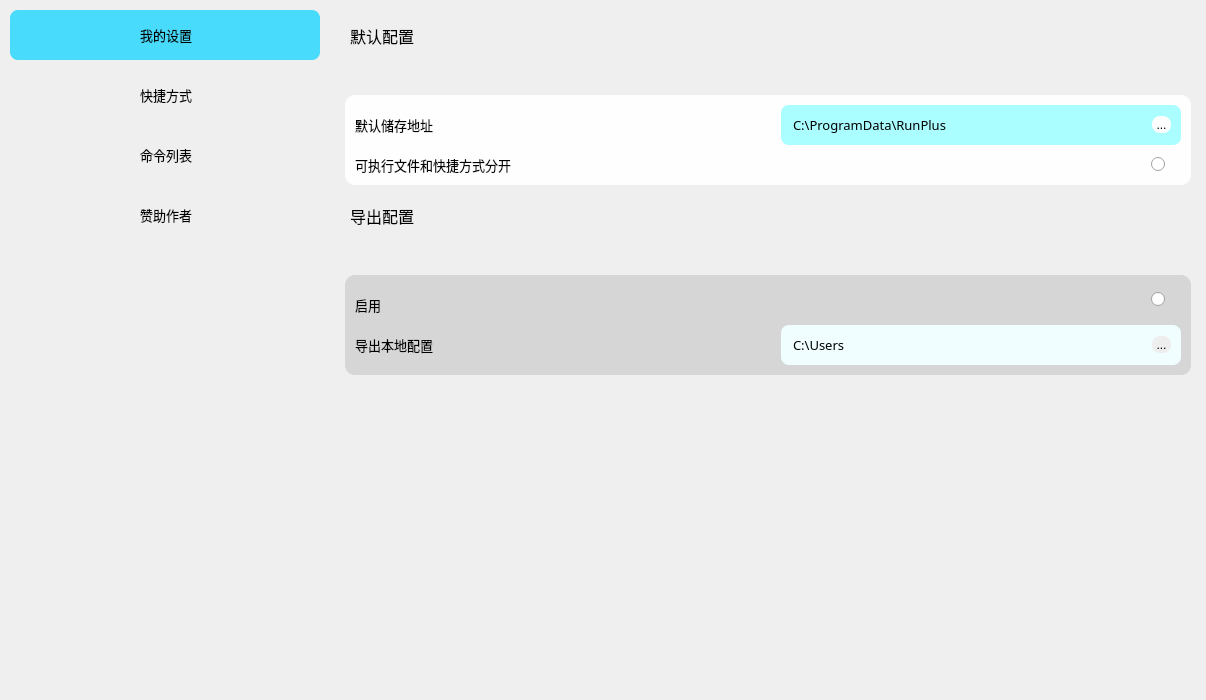
Above: RunPlusProject/MainWidgets.ui from yuallart/RunPlusProject before the change. Below: the same form after it.
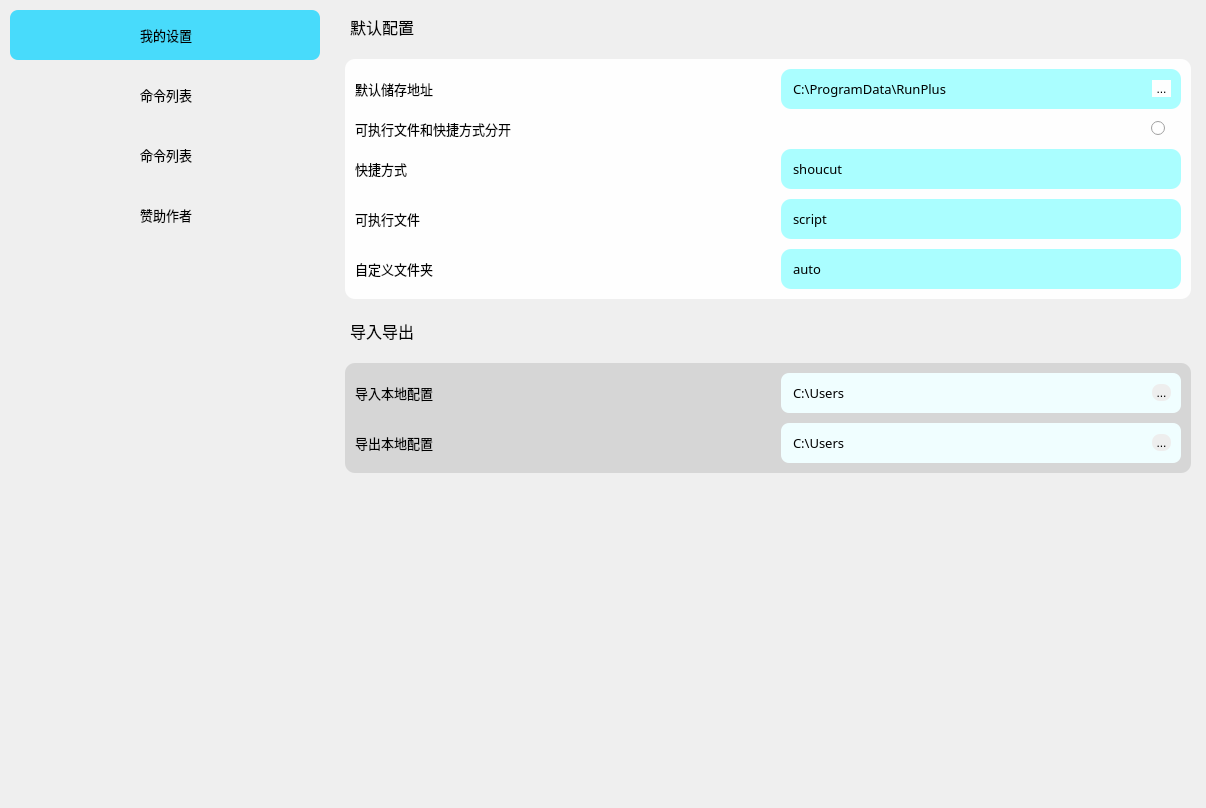
That is the form after the change. The open tabs and pages were chosen to show the change. Icons and pictures are not drawn.

Commit message: ✨ feat(重构了大量的方法类): 修改了文件读取的模块

```diff
--- a/RunPlusProject/MainWidgets.ui
+++ b/RunPlusProject/MainWidgets.ui
@@ -7,7 +7,7 @@
     <x>0</x>
     <y>0</y>
     <width>1206</width>
-    <height>700</height>
+    <height>789</height>
    </rect>
   </property>
   <property name="sizePolicy">
@@ -441,7 +441,7 @@
 }</string>
              </property>
              <property name="text">
-              <string>快捷方式</string>
+              <string>命令列表</string>
              </property>
             </widget>
            </widget>
@@ -766,7 +766,7 @@
        <string notr="true"/>
       </property>
       <property name="currentIndex">
-       <number>1</number>
+       <number>0</number>
       </property>
       <widget class="QWidget" name="page">
        <property name="styleSheet">
@@ -779,7 +779,7 @@
          <number>10</number>
         </property>
         <property name="verticalSpacing">
-         <number>10</number>
+         <number>20</number>
         </property>
         <property name="leftMargin">
          <number>15</number>
@@ -831,19 +831,20 @@
 background-color:#fefefe;
 border-radius:10px;
 }
-QFrame#frame_5{
+#frame_5,#frame_11,#frame_12,#frame_13{
 padding-left:10px;
 padding-right:10px;
-border-radius:8px;
+border-radius:10px;
 background-color:rgb(170, 254, 255);
 }
-QLineEdit#lineEdit{
-border:none;
-background-color:rgb(170, 254, 255);
-}
-QToolButton#toolButton{
+#toolButton_1{
 background-color:#fefefe;
-border-radius:8px;
+border-radius:10px;
+}
+
+#lineEdit_1,#lineEdit_5,#lineEdit_6,#lineEdit_7{
+border:none;
+background-color:rgb(170, 254, 255);
 }</string>
           </property>
           <property name="frameShape">
@@ -868,6 +869,159 @@
            <property name="spacing">
             <number>10</number>
            </property>
+           <item row="1" column="0">
+            <widget class="QLabel" name="label_8">
+             <property name="font">
+              <font>
+               <family>Microsoft YaHei UI Light</family>
+               <pointsize>10</pointsize>
+              </font>
+             </property>
+             <property name="text">
+              <string>可执行文件和快捷方式分开</string>
+             </property>
+            </widget>
+           </item>
+           <item row="0" column="0">
+            <widget class="QLabel" name="label_5">
+             <property name="minimumSize">
+              <size>
+               <width>0</width>
+               <height>40</height>
+              </size>
+             </property>
+             <property name="font">
+              <font>
+               <family>Microsoft YaHei UI Light</family>
+               <pointsize>10</pointsize>
+               <weight>50</weight>
+               <italic>false</italic>
+               <bold>false</bold>
+              </font>
+             </property>
+             <property name="text">
+              <string>默认储存地址</string>
+             </property>
+            </widget>
+           </item>
+           <item row="1" column="1" alignment="Qt::AlignRight">
+            <widget class="QRadioButton" name="radioButton_1">
+             <property name="minimumSize">
+              <size>
+               <width>30</width>
+               <height>0</height>
+              </size>
+             </property>
+             <property name="font">
+              <font>
+               <pointsize>10</pointsize>
+              </font>
+             </property>
+             <property name="text">
+              <string/>
+             </property>
+             <property name="iconSize">
+              <size>
+               <width>24</width>
+               <height>24</height>
+              </size>
+             </property>
+             <property name="checked">
+              <bool>false</bool>
+             </property>
+             <property name="autoRepeat">
+              <bool>true</bool>
+             </property>
+             <property name="autoRepeatInterval">
+              <number>100</number>
+             </property>
+            </widget>
+           </item>
+           <item row="2" column="1">
+            <widget class="QFrame" name="frame_11">
+             <property name="minimumSize">
+              <size>
+               <width>0</width>
+               <height>40</height>
+              </size>
+             </property>
+             <property name="maximumSize">
+              <size>
+               <width>400</width>
+               <height>40</height>
+              </size>
+             </property>
+             <property name="frameShape">
+              <enum>QFrame::StyledPanel</enum>
+             </property>
+             <property name="frameShadow">
+              <enum>QFrame::Raised</enum>
+             </property>
+             <layout class="QHBoxLayout" name="horizontalLayout_9">
+              <property name="spacing">
+               <number>10</number>
+              </property>
+              <property name="leftMargin">
+               <number>0</number>
+              </property>
+              <property name="topMargin">
+               <number>0</number>
+              </property>
+              <property name="rightMargin">
+               <number>0</number>
+              </property>
+              <property name="bottomMargin">
+               <number>0</number>
+              </property>
+              <item>
+               <widget class="QLineEdit" name="lineEdit_5">
+                <property name="sizePolicy">
+                 <sizepolicy hsizetype="Expanding" vsizetype="Expanding">
+                  <horstretch>0</horstretch>
+                  <verstretch>0</verstretch>
+                 </sizepolicy>
+                </property>
+                <property name="minimumSize">
+                 <size>
+                  <width>0</width>
+                  <height>0</height>
+                 </size>
+                </property>
+                <property name="maximumSize">
+                 <size>
+                  <width>16777215</width>
+                  <height>16777215</height>
+                 </size>
+                </property>
+                <property name="font">
+                 <font>
+                  <family>Microsoft YaHei UI Light</family>
+                  <pointsize>10</pointsize>
+                  <weight>50</weight>
+                  <italic>false</italic>
+                  <bold>false</bold>
+                 </font>
+                </property>
+                <property name="layoutDirection">
+                 <enum>Qt::LeftToRight</enum>
+                </property>
+                <property name="autoFillBackground">
+                 <bool>false</bool>
+                </property>
+                <property name="styleSheet">
+                 <string notr="true"/>
+                </property>
+                <property name="text">
+                 <string>shoucut</string>
+                </property>
+                <property name="alignment">
+                 <set>Qt::AlignLeading|Qt::AlignLeft|Qt::AlignVCenter</set>
+                </property>
+               </widget>
+              </item>
+             </layout>
+            </widget>
+           </item>
            <item row="0" column="1">
             <widget class="QFrame" name="frame_5">
              <property name="minimumSize">
@@ -905,7 +1059,7 @@
                <number>0</number>
               </property>
               <item>
-               <widget class="QLineEdit" name="lineEdit">
+               <widget class="QLineEdit" name="lineEdit_1">
                 <property name="sizePolicy">
                  <sizepolicy hsizetype="Expanding" vsizetype="Preferred">
                   <horstretch>0</horstretch>
@@ -942,7 +1096,7 @@
                </widget>
               </item>
               <item>
-               <widget class="QToolButton" name="toolButton">
+               <widget class="QToolButton" name="toolButton_1">
                 <property name="styleSheet">
                  <string notr="true">QToolButton#toolButton{
 background-color:#fefefe;
@@ -961,54 +1115,109 @@
              </layout>
             </widget>
            </item>
-           <item row="1" column="0">
-            <widget class="QLabel" name="label_8">
-             <property name="font">
-              <font>
-               <family>Microsoft YaHei UI Light</family>
-               <pointsize>10</pointsize>
-              </font>
-             </property>
-             <property name="text">
-              <string>可执行文件和快捷方式分开</string>
-             </property>
-            </widget>
-           </item>
-           <item row="1" column="1" alignment="Qt::AlignRight">
-            <widget class="QRadioButton" name="radioButton">
+           <item row="3" column="1">
+            <widget class="QFrame" name="frame_12">
              <property name="minimumSize">
               <size>
-               <width>30</width>
-               <height>0</height>
+               <width>0</width>
+               <height>40</height>
               </size>
              </property>
+             <property name="maximumSize">
+              <size>
+               <width>400</width>
+               <height>40</height>
+              </size>
+             </property>
+             <property name="frameShape">
+              <enum>QFrame::StyledPanel</enum>
+             </property>
+             <property name="frameShadow">
+              <enum>QFrame::Raised</enum>
+             </property>
+             <layout class="QHBoxLayout" name="horizontalLayout_10">
+              <property name="spacing">
+               <number>10</number>
+              </property>
+              <property name="leftMargin">
+               <number>0</number>
+              </property>
+              <property name="topMargin">
+               <number>0</number>
+              </property>
+              <property name="rightMargin">
+               <number>0</number>
+              </property>
+              <property name="bottomMargin">
+               <number>0</number>
+              </property>
+              <item>
+               <widget class="QLineEdit" name="lineEdit_6">
+                <property name="sizePolicy">
+                 <sizepolicy hsizetype="Expanding" vsizetype="Expanding">
+                  <horstretch>0</horstretch>
+                  <verstretch>0</verstretch>
+                 </sizepolicy>
+                </property>
+                <property name="minimumSize">
+                 <size>
+                  <width>0</width>
+                  <height>0</height>
+                 </size>
+                </property>
+                <property name="maximumSize">
+                 <size>
+                  <width>16777215</width>
+                  <height>16777215</height>
+                 </size>
+                </property>
+                <property name="font">
+                 <font>
+                  <family>Microsoft YaHei UI Light</family>
+                  <pointsize>10</pointsize>
+                  <weight>50</weight>
+                  <italic>false</italic>
+                  <bold>false</bold>
+                 </font>
+                </property>
+                <property name="layoutDirection">
+                 <enum>Qt::LeftToRight</enum>
+                </property>
+                <property name="autoFillBackground">
+                 <bool>false</bool>
+                </property>
+                <property name="styleSheet">
+                 <string notr="true"/>
+                </property>
+                <property name="text">
+                 <string>script</string>
+                </property>
+                <property name="alignment">
+                 <set>Qt::AlignLeading|Qt::AlignLeft|Qt::AlignVCenter</set>
+                </property>
+               </widget>
+              </item>
+             </layout>
+            </widget>
+           </item>
+           <item row="2" column="0">
+            <widget class="QLabel" name="label_18">
              <property name="font">
               <font>
+               <family>Microsoft YaHei UI Light</family>
                <pointsize>10</pointsize>
               </font>
              </property>
+             <property name="toolTip">
+              <string>快捷方式的文件夹名称</string>
+             </property>
              <property name="text">
-              <string/>
-             </property>
-             <property name="iconSize">
-              <size>
-               <width>24</width>
-               <height>24</height>
-              </size>
-             </property>
-             <property name="checked">
-              <bool>false</bool>
-             </property>
-             <property name="autoRepeat">
-              <bool>true</bool>
-             </property>
-             <property name="autoRepeatInterval">
-              <number>100</number>
+              <string>快捷方式</string>
              </property>
             </widget>
            </item>
-           <item row="0" column="0">
-            <widget class="QLabel" name="label_5">
+           <item row="4" column="0">
+            <widget class="QLabel" name="label_20">
              <property name="minimumSize">
               <size>
                <width>0</width>
@@ -1025,10 +1234,111 @@
               </font>
              </property>
              <property name="text">
-              <string>默认储存地址</string>
+              <string>自定义文件夹</string>
              </property>
             </widget>
            </item>
+           <item row="3" column="0">
+            <widget class="QLabel" name="label_19">
+             <property name="font">
+              <font>
+               <family>Microsoft YaHei UI Light</family>
+               <pointsize>10</pointsize>
+              </font>
+             </property>
+             <property name="toolTipDuration">
+              <number>2</number>
+             </property>
+             <property name="text">
+              <string>可执行文件</string>
+             </property>
+            </widget>
+           </item>
+           <item row="4" column="1">
+            <widget class="QFrame" name="frame_13">
+             <property name="minimumSize">
+              <size>
+               <width>0</width>
+               <height>40</height>
+              </size>
+             </property>
+             <property name="maximumSize">
+              <size>
+               <width>400</width>
+               <height>40</height>
+              </size>
+             </property>
+             <property name="frameShape">
+              <enum>QFrame::StyledPanel</enum>
+             </property>
+             <property name="frameShadow">
+              <enum>QFrame::Raised</enum>
+             </property>
+             <layout class="QHBoxLayout" name="horizontalLayout_11">
+              <property name="spacing">
+               <number>0</number>
+              </property>
+              <property name="leftMargin">
+               <number>0</number>
+              </property>
+              <property name="topMargin">
+               <number>0</number>
+              </property>
+              <property name="rightMargin">
+               <number>0</number>
+              </property>
+              <property name="bottomMargin">
+               <number>0</number>
+              </property>
+              <item>
+               <widget class="QLineEdit" name="lineEdit_7">
+                <property name="sizePolicy">
+                 <sizepolicy hsizetype="Expanding" vsizetype="Expanding">
+                  <horstretch>0</horstretch>
+                  <verstretch>0</verstretch>
+                 </sizepolicy>
+                </property>
+                <property name="minimumSize">
+                 <size>
+                  <width>0</width>
+                  <height>0</height>
+                 </size>
+                </property>
+                <property name="maximumSize">
+                 <size>
+                  <width>16777215</width>
+                  <height>16777215</height>
+                 </size>
+                </property>
+                <property name="font">
+                 <font>
+                  <family>Microsoft YaHei UI Light</family>
+                  <pointsize>10</pointsize>
+                  <weight>50</weight>
+                  <italic>false</italic>
+                  <bold>false</bold>
+                 </font>
+                </property>
+                <property name="layoutDirection">
+                 <enum>Qt::LeftToRight</enum>
+                </property>
+                <property name="autoFillBackground">
+                 <bool>false</bool>
+                </property>
+                <property name="styleSheet">
+                 <string notr="true"/>
+                </property>
+                <property name="text">
+                 <string>auto</string>
+                </property>
+                <property name="alignment">
+                 <set>Qt::AlignLeading|Qt::AlignLeft|Qt::AlignVCenter</set>
+                </property>
+               </widget>
+              </item>
+             </layout>
+            </widget>
+           </item>
           </layout>
          </widget>
         </item>
@@ -1047,7 +1357,7 @@
            </font>
           </property>
           <property name="text">
-           <string>导出配置</string>
+           <string>导入导出</string>
           </property>
           <property name="indent">
            <number>5</number>
@@ -1065,31 +1375,34 @@
           <property name="minimumSize">
            <size>
             <width>0</width>
-            <height>100</height>
+            <height>0</height>
            </size>
           </property>
           <property name="maximumSize">
            <size>
             <width>16777215</width>
-            <height>100</height>
+            <height>16777215</height>
            </size>
           </property>
           <property name="styleSheet">
-           <string notr="true">QFrame#frame_7{
+           <string notr="true">#frame_7{
 background-color:#d6d6d6;
 border-radius:10px;
 }
-QFrame#frame_8{
+
+#frame_8,#frame_9{
 padding-left:10px;
 padding-right:10px;
 border-radius:8px;
 background-color:rgb(240, 254, 255);
 }
-QLineEdit#lineEdit_2{
+
+#lineEdit_2,#lineEdit_4{
 border:none;
 background-color:rgb(240, 254, 255);
 }
-QToolButton#toolButton_2{
+
+#toolButton_2,#toolButton_4{
 background-color:#eeeeee;
 border-radius:8px;
 }</string>
@@ -1111,7 +1424,7 @@
             <number>10</number>
            </property>
            <property name="bottomMargin">
-            <number>20</number>
+            <number>10</number>
            </property>
            <property name="spacing">
             <number>10</number>
@@ -1138,39 +1451,6 @@
              </property>
             </widget>
            </item>
-           <item row="0" column="1" alignment="Qt::AlignRight">
-            <widget class="QRadioButton" name="radioButton_2">
-             <property name="minimumSize">
-              <size>
-               <width>30</width>
-               <height>0</height>
-              </size>
-             </property>
-             <property name="font">
-              <font>
-               <pointsize>10</pointsize>
-              </font>
-             </property>
-             <property name="text">
-              <string/>
-             </property>
-             <property name="iconSize">
-              <size>
-               <width>24</width>
-               <height>24</height>
-              </size>
-             </property>
-             <property name="checked">
-              <bool>false</bool>
-             </property>
-             <property name="autoRepeat">
-              <bool>true</bool>
-             </property>
-             <property name="autoRepeatInterval">
-              <number>100</number>
-             </property>
-            </widget>
-           </item>
            <item row="0" column="0">
             <widget class="QLabel" name="label_15">
              <property name="minimumSize">
@@ -1189,11 +1469,11 @@
               </font>
              </property>
              <property name="text">
-              <string>启用</string>
+              <string>导入本地配置</string>
              </property>
             </widget>
            </item>
-           <item row="1" column="1">
+           <item row="0" column="1">
             <widget class="QFrame" name="frame_8">
              <property name="minimumSize">
               <size>
@@ -1298,6 +1578,111 @@
              </layout>
             </widget>
            </item>
+           <item row="1" column="1">
+            <widget class="QFrame" name="frame_9">
+             <property name="minimumSize">
+              <size>
+               <width>0</width>
+               <height>40</height>
+              </size>
+             </property>
+             <property name="maximumSize">
+              <size>
+               <width>400</width>
+               <height>40</height>
+              </size>
+             </property>
+             <property name="frameShape">
+              <enum>QFrame::StyledPanel</enum>
+             </property>
+             <property name="frameShadow">
+              <enum>QFrame::Raised</enum>
+             </property>
+             <layout class="QHBoxLayout" name="horizontalLayout_8">
+              <property name="spacing">
+               <number>10</number>
+              </property>
+              <property name="leftMargin">
+               <number>0</number>
+              </property>
+              <property name="topMargin">
+               <number>0</number>
+              </property>
+              <property name="rightMargin">
+               <number>0</number>
+              </property>
+              <property name="bottomMargin">
+               <number>0</number>
+              </property>
+              <item>
+               <widget class="QLineEdit" name="lineEdit_4">
+                <property name="sizePolicy">
+                 <sizepolicy hsizetype="Expanding" vsizetype="Expanding">
+                  <horstretch>0</horstretch>
+                  <verstretch>0</verstretch>
+                 </sizepolicy>
+                </property>
+                <property name="minimumSize">
+                 <size>
+                  <width>0</width>
+                  <height>0</height>
+                 </size>
+                </property>
+                <property name="maximumSize">
+                 <size>
+                  <width>16777215</width>
+                  <height>16777215</height>
+                 </size>
+                </property>
+                <property name="font">
+                 <font>
+                  <family>Microsoft YaHei UI Light</family>
+                  <pointsize>10</pointsize>
+                  <weight>50</weight>
+                  <italic>false</italic>
+                  <bold>false</bold>
+                 </font>
+                </property>
+                <property name="layoutDirection">
+                 <enum>Qt::LeftToRight</enum>
+                </property>
+                <property name="autoFillBackground">
+                 <bool>false</bool>
+                </property>
+                <property name="styleSheet">
+                 <string notr="true"/>
+                </property>
+                <property name="text">
+                 <string>C:\Users</string>
+                </property>
+                <property name="alignment">
+                 <set>Qt::AlignLeading|Qt::AlignLeft|Qt::AlignVCenter</set>
+                </property>
+               </widget>
+              </item>
+              <item>
+               <widget class="QToolButton" name="toolButton_4">
+                <property name="maximumSize">
+                 <size>
+                  <width>16777215</width>
+                  <height>16777215</height>
+                 </size>
+                </property>
+                <property name="styleSheet">
+                 <string notr="true"/>
+                </property>
+                <property name="text">
+                 <string>...</string>
+                </property>
+                <property name="icon">
+                 <iconset resource="MainWidgets.qrc">
+                  <normaloff>:/MainWidgets/resource/folder.png</normaloff>:/MainWidgets/resource/folder.png</iconset>
+                </property>
+               </widget>
+              </item>
+             </layout>
+            </widget>
+           </item>
           </layout>
          </widget>
         </item>
@@ -1325,7 +1710,7 @@
          <number>10</number>
         </property>
         <property name="verticalSpacing">
-         <number>10</number>
+         <number>20</number>
         </property>
         <property name="leftMargin">
          <number>10</number>
@@ -1367,12 +1752,12 @@
           </property>
           <column>
            <property name="text">
-            <string>快捷方式</string>
+            <string>名称</string>
            </property>
           </column>
           <column>
            <property name="text">
-            <string>命令</string>
+            <string>别名</string>
            </property>
           </column>
           <column>
```
Left out of the diff: 1 changed line with no effect on the pictures. The commit also changes 37 other files.
